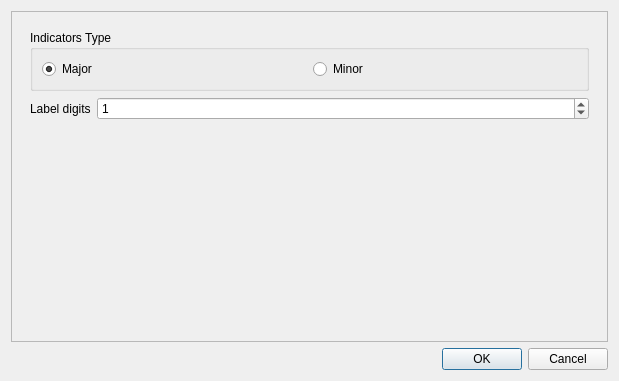
This is Widgets/editliindicatorsdialog.ui in Mattia-Sacchi/A3D as Qt 5 draws it before an edit. The edited form follows.
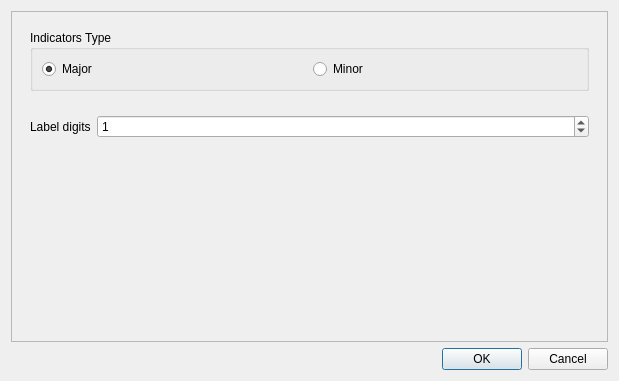
This is the edited form. Custom widgets are drawn as their Qt base class.

The edit to the form file:
```diff
--- a/Widgets/editliindicatorsdialog.ui
+++ b/Widgets/editliindicatorsdialog.ui
@@ -61,14 +61,20 @@
             </layout>
            </widget>
           </item>
-          <item row="1" column="0">
+         </layout>
+        </widget>
+       </item>
+       <item>
+        <widget class="QWidget" name="stringPrecisionWidget" native="true">
+         <layout class="QFormLayout" name="formLayout_2">
+          <item row="0" column="0">
            <widget class="QLabel" name="stringPrecisionLabel">
             <property name="text">
              <string>Label digits</string>
             </property>
            </widget>
           </item>
-          <item row="1" column="1">
+          <item row="0" column="1">
            <widget class="QSpinBox" name="stringPrecisionSpinBox">
             <property name="maximum">
              <number>6</number>
```
Left out of the diff: 2 changed lines with no effect on the pictures.
